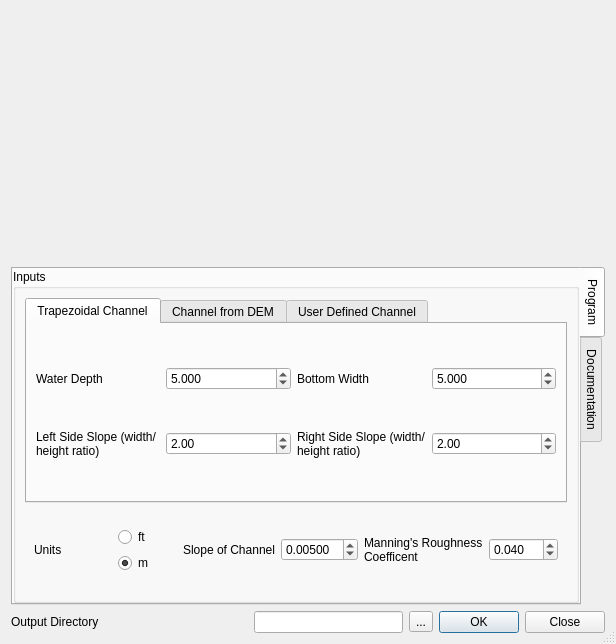
Before: the Qt Designer form flow_estimator_dialog_base.ui in AlisterH/QGISflowEstimator, drawn with Qt 5.
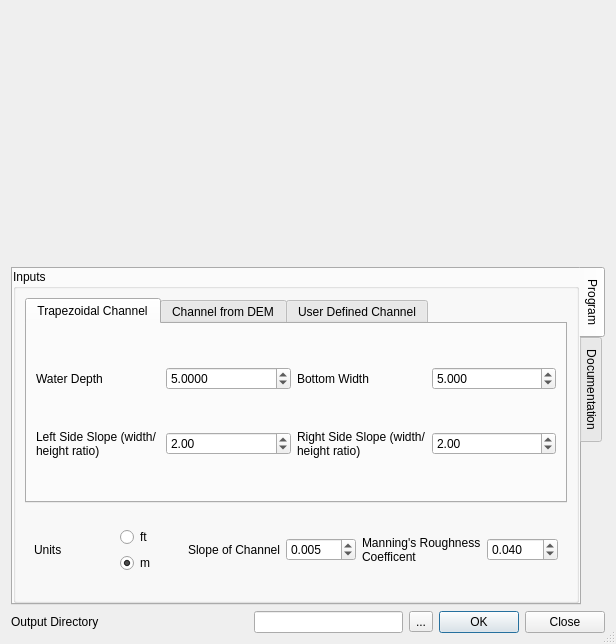
After: the same form once the commit is applied.

Commit message: use more sane precision (but allow less sane precision for depth, so the user can tweak it to get exactly the flow they want)

Diff of the .ui file:
```diff
--- a/flow_estimator_dialog_base.ui
+++ b/flow_estimator_dialog_base.ui
@@ -148,7 +148,7 @@
                  <double>5.000000000000000</double>
                 </property>
                 <property name="decimals">
-                 <number>3</number>
+                 <number>4</number>
                 </property>
                </widget>
               </item>
@@ -424,7 +424,7 @@
              <item row="0" column="3">
               <widget class="QDoubleSpinBox" name="slope">
                <property name="decimals">
-                <number>5</number>
+                <number>3</number>
                </property>
                <property name="minimum">
                 <double>0.000000000000000</double>
```
Left out of the diff: 2 changed lines with no effect on the pictures. The commit also changes 1 other file.
